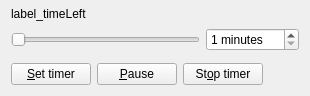
Above: src/mainwindow.ui from Granddave/Stretch-timer before the change. Below: the same form after it.
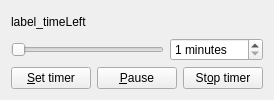
That is the form after the change.

Patch:
```diff
--- a/src/mainwindow.ui
+++ b/src/mainwindow.ui
@@ -2,82 +2,10 @@
 <ui version="4.0">
  <class>MainWindow</class>
  <widget class="QMainWindow" name="MainWindow">
-  <property name="windowModality">
-   <enum>Qt::NonModal</enum>
-  </property>
-  <property name="enabled">
-   <bool>true</bool>
-  </property>
-  <property name="geometry">
-   <rect>
-    <x>0</x>
-    <y>0</y>
-    <width>310</width>
-    <height>96</height>
-   </rect>
-  </property>
-  <property name="sizePolicy">
-   <sizepolicy hsizetype="Minimum" vsizetype="Minimum">
-    <horstretch>0</horstretch>
-    <verstretch>0</verstretch>
-   </sizepolicy>
-  </property>
-  <property name="minimumSize">
-   <size>
-    <width>310</width>
-    <height>96</height>
-   </size>
-  </property>
-  <property name="maximumSize">
-   <size>
-    <width>310</width>
-    <height>96</height>
-   </size>
-  </property>
-  <property name="contextMenuPolicy">
-   <enum>Qt::NoContextMenu</enum>
-  </property>
   <widget class="QWidget" name="centralWidget">
    <layout class="QGridLayout" name="gridLayout_2">
-    <property name="topMargin">
-     <number>0</number>
-    </property>
-    <property name="horizontalSpacing">
-     <number>6</number>
-    </property>
-    <property name="verticalSpacing">
-     <number>12</number>
-    </property>
     <item row="0" column="0">
      <layout class="QGridLayout" name="gridLayout">
-      <property name="leftMargin">
-       <number>0</number>
-      </property>
-      <property name="topMargin">
-       <number>0</number>
-      </property>
-      <property name="rightMargin">
-       <number>0</number>
-      </property>
-      <property name="bottomMargin">
-       <number>0</number>
-      </property>
-      <property name="verticalSpacing">
-       <number>0</number>
-      </property>
-      <item row="2" column="0">
-       <widget class="QSlider" name="slider_interval">
-        <property name="minimum">
-         <number>1</number>
-        </property>
-        <property name="maximum">
-         <number>120</number>
-        </property>
-        <property name="orientation">
-         <enum>Qt::Horizontal</enum>
-        </property>
-       </widget>
-      </item>
       <item row="2" column="1">
        <widget class="QSpinBox" name="spinBox_Interval">
         <property name="suffix">
@@ -101,19 +29,24 @@
         </property>
        </widget>
       </item>
-     </layout>
-    </item>
-    <item row="1" column="0">
+      <item row="2" column="0">
+       <widget class="QSlider" name="slider_interval">
+        <property name="minimum">
+         <number>1</number>
+        </property>
+        <property name="maximum">
+         <number>120</number>
+        </property>
+        <property name="orientation">
+         <enum>Qt::Horizontal</enum>
+        </property>
+       </widget>
+      </item>
+      <item row="3" column="0" colspan="2">
      <layout class="QHBoxLayout" name="horizontalLayout">
-      <property name="spacing">
-       <number>6</number>
-      </property>
       <property name="sizeConstraint">
        <enum>QLayout::SetDefaultConstraint</enum>
       </property>
-      <property name="topMargin">
-       <number>0</number>
-      </property>
       <item>
        <widget class="QPushButton" name="button_setTimer">
         <property name="text">
@@ -141,18 +74,7 @@
         </property>
        </widget>
       </item>
-      <item>
-       <spacer name="horizontalSpacer">
-        <property name="orientation">
-         <enum>Qt::Horizontal</enum>
-        </property>
-        <property name="sizeHint" stdset="0">
-         <size>
-          <width>40</width>
-          <height>20</height>
-         </size>
-        </property>
-       </spacer>
+       </layout>
       </item>
      </layout>
     </item>
```
Lines whose indentation alone changed are shown as unchanged.
